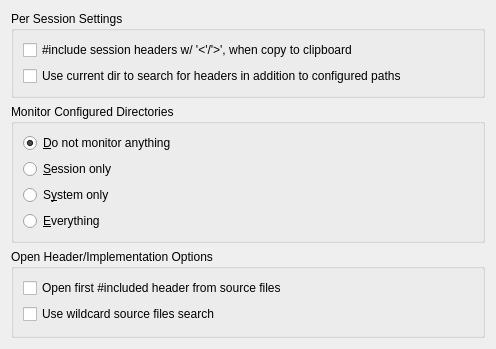
Above: src/other_settings.ui from zaufi/kate-cpp-helper-plugin before the change. Below: the same form after it.
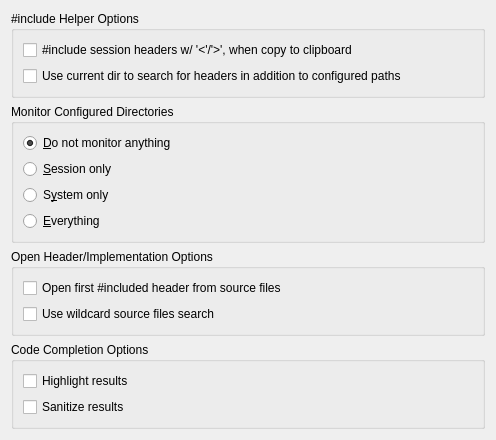
That is the form after the change. Custom widgets are drawn as their Qt base class.

Commit message: add completion items highlighting an sanitizing. still need to obey to the configuration settings...

```diff
--- a/src/other_settings.ui
+++ b/src/other_settings.ui
@@ -7,7 +7,7 @@
     <x>0</x>
     <y>0</y>
     <width>496</width>
-    <height>349</height>
+    <height>408</height>
    </rect>
   </property>
   <property name="windowTitle">
@@ -15,9 +15,15 @@
   </property>
   <layout class="QVBoxLayout" name="verticalLayout">
    <item>
-    <widget class="QGroupBox" name="genericOptionsBox">
+    <widget class="KButtonGroup" name="genericOptionsBox">
+     <property name="sizePolicy">
+      <sizepolicy hsizetype="Preferred" vsizetype="Minimum">
+       <horstretch>0</horstretch>
+       <verstretch>0</verstretch>
+      </sizepolicy>
+     </property>
      <property name="title">
-      <string>Per Session Settings</string>
+      <string>#include Helper Options</string>
      </property>
      <layout class="QVBoxLayout">
       <item>
@@ -99,7 +105,13 @@
     </widget>
    </item>
    <item>
-    <widget class="QGroupBox" name="openHeaderBox">
+    <widget class="KButtonGroup" name="openHeaderBox">
+     <property name="sizePolicy">
+      <sizepolicy hsizetype="Preferred" vsizetype="Minimum">
+       <horstretch>0</horstretch>
+       <verstretch>0</verstretch>
+      </sizepolicy>
+     </property>
      <property name="title">
       <string>Open Header/Implementation Options</string>
      </property>
@@ -127,24 +139,70 @@
         </property>
        </widget>
       </item>
+     </layout>
+    </widget>
+   </item>
+   <item>
+    <widget class="KButtonGroup" name="completionOptions">
+     <property name="sizePolicy">
+      <sizepolicy hsizetype="Preferred" vsizetype="Minimum">
+       <horstretch>0</horstretch>
+       <verstretch>0</verstretch>
+      </sizepolicy>
+     </property>
+     <property name="title">
+      <string>Code Completion Options</string>
+     </property>
+     <layout class="QVBoxLayout" name="verticalLayout_4">
       <item>
-       <spacer name="verticalSpacer">
-        <property name="orientation">
-         <enum>Qt::Vertical</enum>
+       <widget class="QCheckBox" name="highlightResults">
+        <property name="toolTip">
+         <string>&lt;html&gt;&lt;head/&gt;&lt;body&gt;&lt;p&gt;Colorize completion items using current document's mode&lt;/p&gt;&lt;/body&gt;&lt;/html&gt;</string>
         </property>
-        <property name="sizeHint" stdset="0">
-         <size>
-          <width>20</width>
-          <height>40</height>
-         </size>
+        <property name="text">
+         <string>Highlight results</string>
         </property>
-       </spacer>
+       </widget>
       </item>
+      <item>
+       <widget class="QCheckBox" name="sanitizeResults">
+        <property name="toolTip">
+         <string>Transfrom some long templated types into shorter equivalent</string>
+        </property>
+        <property name="whatsThis">
+         <string>&lt;html&gt;&lt;head/&gt;&lt;body&gt;&lt;p&gt;If checked, code completer will do some types replacements before display completion items. For example &lt;span style=&quot; font-family:'Courier New,courier';&quot;&gt;std::basic_string&amp;lt;char&amp;gt;&lt;/span&gt; will be replaced with &lt;span style=&quot; font-family:'Courier New,courier';&quot;&gt;std::string&lt;/span&gt;. There is a bunch of hardcoded rules for some STL and boost types. If you see some strange completion items, try to turn this option OFF and report a bug.&lt;/p&gt;&lt;/body&gt;&lt;/html&gt;</string>
+        </property>
+        <property name="text">
+         <string>Sanitize results</string>
+        </property>
+       </widget>
+      </item>
      </layout>
     </widget>
    </item>
+   <item>
+    <spacer name="verticalSpacer">
+     <property name="orientation">
+      <enum>Qt::Vertical</enum>
+     </property>
+     <property name="sizeHint" stdset="0">
+      <size>
+       <width>20</width>
+       <height>40</height>
+      </size>
+     </property>
+    </spacer>
+   </item>
   </layout>
  </widget>
+ <customwidgets>
+  <customwidget>
+   <class>KButtonGroup</class>
+   <extends>QGroupBox</extends>
+   <header>kbuttongroup.h</header>
+   <container>1</container>
+  </customwidget>
+ </customwidgets>
  <resources/>
  <connections/>
 </ui>
```
Left out of the diff: 8 changed lines with no effect on the pictures. The commit also changes 9 other files.
